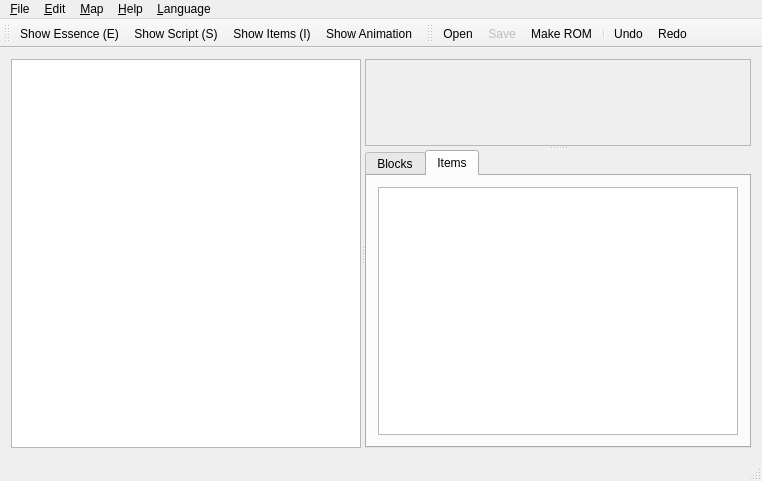
Qt form src/MApRX_Qt/mainwindow.ui (wwylele/MApRX) before a commit.
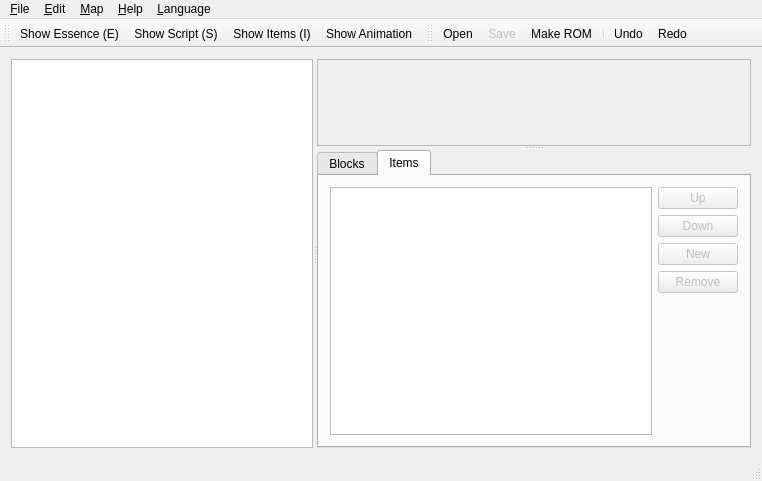
The same form after that commit. The open tabs and pages were chosen to show the change. Icons and pictures are not drawn. Custom widgets are drawn as their Qt base class.

Commit message: item view/edit

The edit to the form file:
```diff
--- a/src/MApRX_Qt/mainwindow.ui
+++ b/src/MApRX_Qt/mainwindow.ui
@@ -114,7 +114,92 @@
          </attribute>
          <layout class="QHBoxLayout" name="horizontalLayout">
           <item>
-           <widget class="QListWidget" name="itemList"/>
+           <widget class="QTableView" name="itemTable">
+            <property name="gridStyle">
+             <enum>Qt::NoPen</enum>
+            </property>
+           </widget>
+          </item>
+          <item>
+           <layout class="QVBoxLayout" name="verticalLayout_2">
+            <item>
+             <widget class="QPushButton" name="buttonItemUp">
+              <property name="enabled">
+               <bool>false</bool>
+              </property>
+              <property name="sizePolicy">
+               <sizepolicy hsizetype="Minimum" vsizetype="Fixed">
+                <horstretch>0</horstretch>
+                <verstretch>0</verstretch>
+               </sizepolicy>
+              </property>
+              <property name="text">
+               <string>Up</string>
+              </property>
+             </widget>
+            </item>
+            <item>
+             <widget class="QPushButton" name="buttonItemDown">
+              <property name="enabled">
+               <bool>false</bool>
+              </property>
+              <property name="sizePolicy">
+               <sizepolicy hsizetype="Minimum" vsizetype="Fixed">
+                <horstretch>0</horstretch>
+                <verstretch>0</verstretch>
+               </sizepolicy>
+              </property>
+              <property name="text">
+               <string>Down</string>
+              </property>
+             </widget>
+            </item>
+            <item>
+             <widget class="QPushButton" name="buttonItemNew">
+              <property name="enabled">
+               <bool>false</bool>
+              </property>
+              <property name="sizePolicy">
+               <sizepolicy hsizetype="Minimum" vsizetype="Fixed">
+                <horstretch>0</horstretch>
+                <verstretch>0</verstretch>
+               </sizepolicy>
+              </property>
+              <property name="text">
+               <string>New</string>
+              </property>
+             </widget>
+            </item>
+            <item>
+             <widget class="QPushButton" name="buttonItemDelete">
+              <property name="enabled">
+               <bool>false</bool>
+              </property>
+              <property name="sizePolicy">
+               <sizepolicy hsizetype="Minimum" vsizetype="Fixed">
+                <horstretch>0</horstretch>
+                <verstretch>0</verstretch>
+               </sizepolicy>
+              </property>
+              <property name="text">
+               <string>Remove</string>
+              </property>
+             </widget>
+            </item>
+            <item>
+             <spacer name="verticalSpacer">
+              <property name="orientation">
+               <enum>Qt::Vertical</enum>
+              </property>
+              <property name="sizeHint" stdset="0">
+               <size>
+                <width>20</width>
+                <height>40</height>
+               </size>
+              </property>
+             </spacer>
+            </item>
+           </layout>
           </item>
          </layout>
         </widget>
```
Left out of the diff: 2 changed lines with no effect on the pictures. The commit also changes 8 other files.
